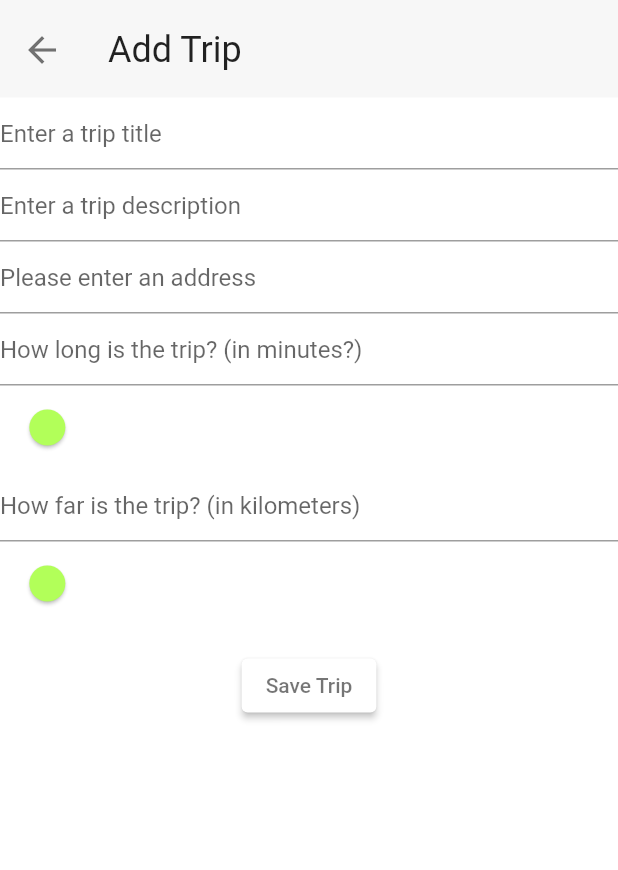
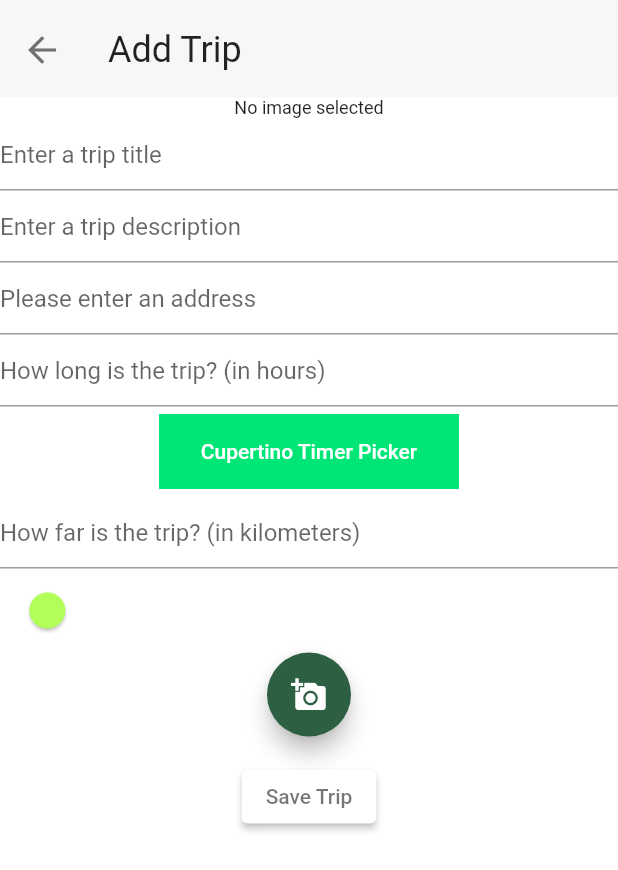
Before and after one commit to HadenHiles/daytrip, a Flutter app: the Navigation screen opened directly, item 2 of the bottom bar chosen, after a tap on the "add" icon, on a phone screen of 412 x 824 dp. Shown: the top 870 px of the screen. Run offline on Flutter 3.47's test engine with Material 2 defaults, Android fonts, the phone set to English and light mode, and no system bars; our stand-ins replace cloud_firestore, firebase_auth, firebase_core, flutter_signin_button, google_sign_in, image_picker and 2 more; missing offline and left inert: password_strength; accounts and stored records are empty.

Commit message:
Tylers branch (#7)
* Added Image Picker dependencies

WIP for image picker not fully working yet.

* Fixed imagesource from Camera to Gallery

Now you can choose a picture to add to your trip, need to fix formatting of the image.

* Added trips to firebase

* Fixed Sliders

Sliders won't show 50.0000009 anymore and will round it.

* Changing the Duration slider to a timer picker

Values cannot be saved to Firestore as it's not a double.

Co-authored-by: Delano <delanoplacido@rogers.com>
Co-authored-by: Tyler Lindley <TylerLindley13@gmail.com>

```diff
--- a/lib/Navigation.dart
+++ b/lib/Navigation.dart
@@ -58,7 +58,7 @@ class _NavigationState extends State<Navigation> {
             ),
             onPressed: () {
               navigatorKey.currentState.push(MaterialPageRoute(builder: (BuildContext context) {
-                return Trip();
+                return AddTrip();
               }));
             },
           ),
--- a/lib/models/firestore/Trip.dart
+++ b/lib/models/firestore/Trip.dart
@@ -5,7 +5,7 @@ class Trip {
   final String title;
   final DateTime date;
   final String description;
-  final String tripDuration;
+  final int tripDuration;
   final int tripDistance;
   DocumentReference reference;
 
--- a/lib/tabs/trips/Trip.dart
+++ b/lib/tabs/trips/Trip.dart
@@ -1,21 +1,101 @@
+import 'dart:io';
+import 'package:cloud_firestore/cloud_firestore.dart';
 import 'package:daytrip/main.dart';
 import 'package:daytrip/widgets/BasicTitle.dart';
+import 'package:firebase_auth/firebase_auth.dart';
 import 'package:flutter/material.dart';
+import 'package:image_picker/image_picker.dart';
+import 'package:daytrip/models/firestore/Trip.dart';
+import 'package:flutter/cupertino.dart';
 
-class Trip extends StatefulWidget {
-  Trip({Key key}) : super(key: key);
+class AddTrip extends StatefulWidget {
+  AddTrip({Key key}) : super(key: key);
 
   @override
-  _TripState createState() => _TripState();
+  _AddTripState createState() => _AddTripState();
 }
 
-class _TripState extends State<Trip> {
+class _AddTripState extends State<AddTrip> {
+
+  final user = FirebaseAuth.instance.currentUser;
 
   final _formKey = GlobalKey<FormState>();
+  final TextEditingController titleTextFieldController = TextEditingController();
+  final TextEditingController descriptionTextFieldController = TextEditingController();
   final TextEditingController kilometersTextController = TextEditingController();
   final TextEditingController durationTextController = TextEditingController();
-  double _kilometerValue = 1;
-  double _durationValue = 1;
+
+
+  // Used for image picker
+  File _image;
+  final picker = ImagePicker();
+  Widget button(String text, {Function onPressed, Color color}) {
+    return Container(
+      width: 200,
+      height: 50,
+      margin: EdgeInsets.symmetric(vertical: 5),
+      color: color ?? Colors.redAccent,
+      child: MaterialButton(
+          child: Text(
+            '$text',
+            style: TextStyle(color: Colors.white),
+          ),
+          onPressed: onPressed),
+    );
+  }
+
+  //Used for the Cupterino Timer Picker
+    Duration initialtimer = new Duration();
+    Future<void> bottomSheet(BuildContext context, Widget child,
+      {double height}) {
+    return showModalBottomSheet(
+        isScrollControlled: false,
+        shape: RoundedRectangleBorder(
+            borderRadius: BorderRadius.only(
+                topLeft: Radius.circular(13), topRight: Radius.circular(13))),
+        backgroundColor: Colors.white,
+        context: context,
+        builder: (context) => Container(
+            height: height ?? MediaQuery.of(context).size.height / 3,
+            child: child));
+  }
+
+    //Used for the Cupertino Time Picker
+    Widget timePicker() {
+    return CupertinoTimerPicker(
+      mode: CupertinoTimerPickerMode.hm,
+      minuteInterval: 15,
+      initialTimerDuration: initialtimer,
+      onTimerDurationChanged: (Duration changedtimer) {
+        setState(() {
+          initialtimer = changedtimer;
+          time = changedtimer.inHours.toString() +
+              ' hrs ' +
+              (changedtimer.inMinutes).toString() +
+              ' mins ';
+              durationTextController.text = changedtimer.toString().substring(0,5).trimRight();
+        });
+      },
+    );
+  }
+
+  // Default values for kilometer and duration
+  double _kilometerValue = 1.0;
+  double _durationValue = 1.0;
+  String time;
+  String dateTime;
+
+  Future getImage() async {
+    final pickedFile = await picker.getImage(source: ImageSource.gallery);
+
+    setState(() {
+      if (pickedFile != null) {
+        _image = File(pickedFile.path);
+      } else {
+        print('No image selected.');
+      }
+    });
+  }
 
   @override
   Widget build(BuildContext context) {
@@ -62,13 +142,20 @@ class _TripState extends State<Trip> {
           ];
         },
         body: Container(
+          child: Form(
+            key: _formKey,
             child: Column(
               children: <Widget>[
+                _image == null
+                ? Text('No image selected')
+                : Image.file(_image),
+
                 // Trip Title TextField
                 TextFormField(
                   decoration: const InputDecoration(
                     hintText: 'Enter a trip title',
                 ),
+                controller: titleTextFieldController,
                 validator: (value) {
                 if (value.isEmpty) {
                   return 'Please enter a trip title';
@@ -81,6 +168,7 @@ class _TripState extends State<Trip> {
                 decoration: const InputDecoration(
                   hintText: 'Enter a trip description',
                 ),
+                controller: descriptionTextFieldController,
                 validator: (value) {
                 if (value.isEmpty) {
                   return 'Please enter trip description';
@@ -105,7 +193,7 @@ class _TripState extends State<Trip> {
             // Creating a TextFormField that uses the number keyboard for ease of access.
             TextFormField(
                 decoration: const InputDecoration(
-                  hintText: 'How long is the trip? (in minutes?)',
+                  hintText: 'How long is the trip? (in hours)',
                 ),
                 controller: durationTextController,
                 keyboardType: TextInputType.number,
@@ -127,7 +215,7 @@ class _TripState extends State<Trip> {
                 });
               },
             ),
-            SliderTheme(
+            /* SliderTheme(
               data: SliderTheme.of(context).copyWith(
                 activeTrackColor: Colors.green[700],
                 inactiveTrackColor: Colors.transparent,
@@ -138,7 +226,7 @@ class _TripState extends State<Trip> {
                 overlayColor: Colors.lightGreen.withAlpha(32),
                 overlayShape: RoundSliderOverlayShape(overlayRadius: 28.0),
             ),
-              child: Slider(
+              child: Slider.adaptive(
                 min: 0,
                 max: 100,
                 divisions: 100,
@@ -146,11 +234,19 @@ class _TripState extends State<Trip> {
                 value: _durationValue,
                 onChanged: (value){
                   setState(() {
-                    _durationValue = value;
+                    _durationValue = value.roundToDouble();
                   });
                   durationTextController.text = _durationValue.toString();
                 },
               ),
+            ), */
+              dateTime == null ? Container() : Text('$dateTime'),
+              button(
+                "Cupertino Timer Picker",
+                color: Colors.greenAccent[400],
+                onPressed: () {
+                  bottomSheet(context, timePicker());
+                },
               ),
             // Creating a TextFormField that uses the number keyboard for ease of access.
             TextFormField(
@@ -196,11 +292,17 @@ class _TripState extends State<Trip> {
                 value: _kilometerValue,
                 onChanged: (value){
                   setState(() {
-                    _kilometerValue = value;
+                    _kilometerValue = value.roundToDouble();
                   });
                   kilometersTextController.text = _kilometerValue.toString();
                 },
               ),
+            ),
+            // Image picker button to choose images
+            FloatingActionButton(
+            onPressed: getImage,
+            tooltip: 'Pick trip images here!',
+            child: Icon(Icons.add_a_photo),
             ),
             Padding(
               padding: const EdgeInsets.symmetric(vertical: 16.0),
@@ -210,7 +312,22 @@ class _TripState extends State<Trip> {
                   // the form is invalid.
                   if (_formKey.currentState.validate()) {
                     // Process data.
+                    // Create trip object
+                    Trip trip = Trip(
+                      titleTextFieldController.text.toString(),
+                      DateTime.now(),
+                      descriptionTextFieldController.text.toString(),
+                      Duration(hours: 3).inSeconds,
+                      double.tryParse(kilometersTextController.text).toInt()
+                    );
+
+                    FirebaseFirestore.instance.collection('trips').doc(user.uid).collection('trips').add(trip.toMap()).then((value) {
+                      navigatorKey.currentState.pop();
+                    }).catchError((error){
+                      new SnackBar(content: new Text('Trip not added successfully!'));
+                    });
                     }
+                      FirebaseFirestore.instance.collection('trips').doc(user.uid).collection('trips').snapshots();
                   },
                     child: Text('Save Trip'),
                   ),
@@ -219,6 +336,7 @@ class _TripState extends State<Trip> {
             ),
           ),
         ),
+      ),
     );
   }
 }
--- a/pubspec.yaml
+++ b/pubspec.yaml
@@ -33,6 +33,8 @@ dependencies:
   flutter_signin_button: ^1.1.0
   password_strength: ^0.1.3
   settings_ui: ^0.5.0
+  image_picker: ^0.6.7
+  permission_handler: ^5.1.0
 
   # The following adds the Cupertino Icons font to your application.
   # Use with the CupertinoIcons class for iOS style icons.
```
Also changed, not shown: pubspec.lock. Lines whose indentation alone changed are shown as unchanged.
